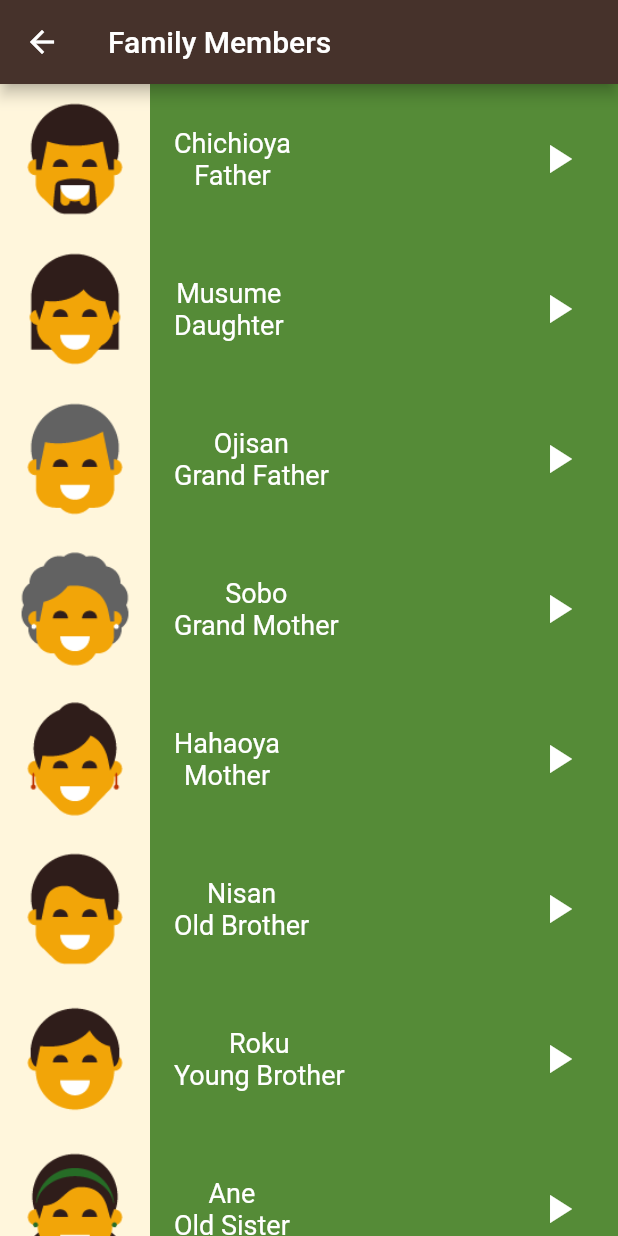
After one commit to Hishamk99/Toku-App, a Flutter app: the FamilyMembers screen opened directly, on a phone screen of 412 x 824 dp. The commit adds this screen. Run offline on Flutter 3.47's test engine with Material 2 defaults, Android fonts, the phone set to English and light mode, and no system bars.

Commit message:
create family member page

```diff
--- /dev/null
+++ b/lib/models/item_model.dart
@@ -0,0 +1,7 @@
+class ItemModel {
+  final String image;
+  final String sound;
+  final String jpName;
+  final String enName;
+  const ItemModel({required this.image, required this.enName, required this.jpName , required this.sound});
+}
--- /dev/null
+++ b/lib/screens/family_members.dart
@@ -0,0 +1,78 @@
+import 'package:flutter/material.dart';
+import '../models/item_model.dart';
+import '../widgets/item_model.dart';
+
+class FamilyMembers extends StatelessWidget {
+  const FamilyMembers({super.key});
+  final List<ItemModel> data = const [
+    ItemModel(
+        image: "assets/images/family_members/family_father.png",
+        jpName: "Chichioya",
+        enName: "Father",
+        sound: "sounds/family_members/grand_father.wav"),
+    ItemModel(
+        image: "assets/images/family_members/family_daughter.png",
+        jpName: "Musume",
+        enName: "Daughter",
+        sound: "sounds/family_members/daughter.wav"),
+    ItemModel(
+        image: "assets/images/family_members/family_grandfather.png",
+        jpName: "Ojisan",
+        enName: "Grand Father",
+        sound: "sounds/family_members/grand_father.wav"),
+    ItemModel(
+        image: "assets/images/family_members/family_grandmother.png",
+        jpName: "Sobo",
+        enName: "Grand Mother",
+        sound: "sounds/family_members/grand_mother.wav"),
+    ItemModel(
+        image: "assets/images/family_members/family_mother.png",
+        jpName: "Hahaoya",
+        enName: "Mother",
+        sound: "sounds/family_members/mother.wav"),
+    ItemModel(
+        image: "assets/images/family_members/family_older_brother.png",
+        jpName: "Nisan",
+        enName: "Old Brother",
+        sound: "sounds/family_members/older_brother.wav"),
+    ItemModel(
+        image: "assets/images/family_members/family_younger_brother.png",
+        jpName: "Roku",
+        enName: "Young Brother",
+        sound: "sounds/family_members/younger_brohter.wav"),
+    ItemModel(
+        image: "assets/images/family_members/family_older_sister.png",
+        jpName: "Ane",
+        enName: "Old Sister",
+        sound: "sounds/family_members/older_sister.wav"),
+    ItemModel(
+        image: "assets/images/family_members/family_son.png",
+        jpName: "Musuko",
+        enName: "Son",
+        sound: "sounds/family_members/son.wav"),
+    ItemModel(
+        image: "assets/images/family_members/family_younger_sister.png",
+        jpName: "Ju",
+        enName: "Young Sister",
+        sound: "sounds/family_members/younger_sister.wav"),
+  ];
+  @override
+  Widget build(BuildContext context) {
+    return SafeArea(
+      child: Scaffold(
+        appBar: AppBar(
+          backgroundColor: const Color(0xff46322b),
+          title: const Text('Family Members'),
+        ),
+        body: ListView.builder(
+            itemCount: data.length,
+            itemBuilder: (context, index) {
+              return Item(
+                color : const Color(0xFF558b37),
+                number: data[index],
+              );
+            }),
+      ),
+    );
+  }
+}
--- a/lib/widgets/number_item.dart
+++ b/lib/widgets/item_model.dart
@@ -1,15 +1,16 @@
 import 'package:audioplayers/audioplayers.dart';
 import 'package:flutter/material.dart';
-import 'package:toku_app/models/number.dart';
+import 'package:toku_app/models/item_model.dart';
 
-class NumberItem extends StatelessWidget {
-  const NumberItem({super.key, required this.number});
-  final Number number;
+class Item extends StatelessWidget {
+  const Item({super.key, required this.number , required this.color});
+  final ItemModel number;
+  final Color color;
   @override
   Widget build(BuildContext context) {
     return Container(
       height: 100,
-      color: const Color(0xffef9235),
+      color: color,
       child: Row(
         children: [
           Container(
```
Also changed, not shown: lib/models/number.dart (deleted, +0 -7 lines), lib/screens/color_page.dart (added, +10 -0 lines), lib/screens/home_page.dart (+8 -7 lines), lib/screens/numbers_page.dart (renamed from lib/screens/members_page.dart, +18 -17 lines).
